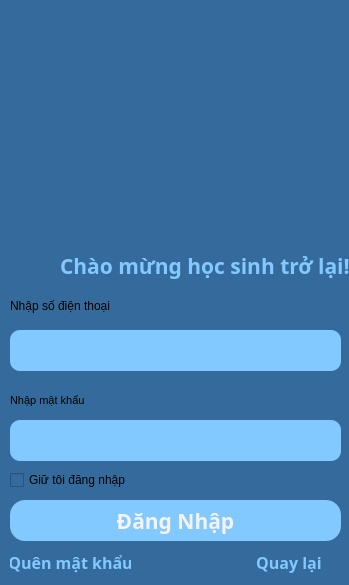
Old version of the form TL-C4K-PTA02/Cuoi_Khoa_Python/gui/login-student.ui in the repository DinhPhongNe/Python-course.
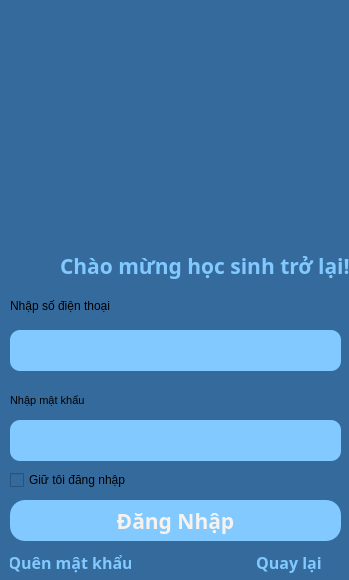
New version of the form. Icons and pictures are not drawn.

```diff
--- a/TL-C4K-PTA02/Cuoi_Khoa_Python/gui/login-student.ui
+++ b/TL-C4K-PTA02/Cuoi_Khoa_Python/gui/login-student.ui
@@ -7,7 +7,7 @@
     <x>0</x>
     <y>0</y>
     <width>349</width>
-    <height>585</height>
+    <height>580</height>
    </rect>
   </property>
   <property name="windowTitle">
```
